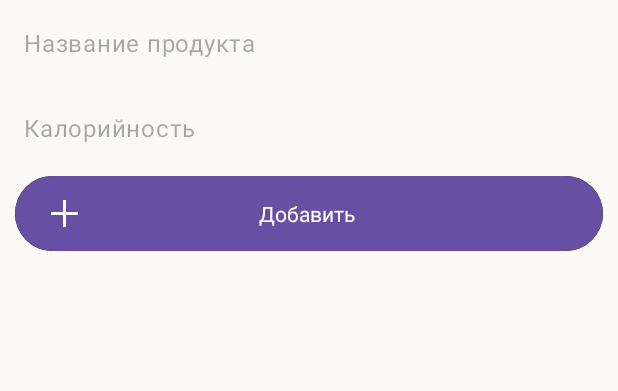
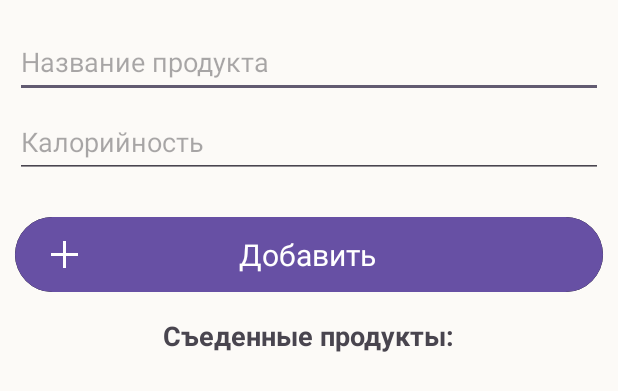
Before and after one commit to ITSDENISSKA/HeaL, an Android app: the layout fragment_food.xml on its own in the app's theme, with its tools: preview values and no code run, on a phone screen of 412 x 824 dp. Shown: the top 391 px of the screen. Run offline under Robolectric (Android 15) with nearby library versions, the phone set to English and light mode, and no system bars.

Commit message:
did design x2

```diff
--- a/app/src/main/res/layout/fragment_food.xml
+++ b/app/src/main/res/layout/fragment_food.xml
@@ -1,5 +1,6 @@
-<LinearLayout xmlns:android="http://schemas.android.com/apk/res/android"
+<androidx.constraintlayout.widget.ConstraintLayout xmlns:android="http://schemas.android.com/apk/res/android"
     xmlns:app="http://schemas.android.com/apk/res-auto"
+    xmlns:tools="http://schemas.android.com/tools"
     android:layout_width="match_parent"
     android:layout_height="match_parent"
     android:background="@color/background_light"
@@ -7,20 +8,37 @@
 
     <EditText
         android:id="@+id/editTextFoodName"
-        style="@style/Widget.Material3.AutoCompleteTextView.OutlinedBox"
-        android:layout_width="match_parent"
+        style="@android:style/Widget.AutoCompleteTextView"
+        android:layout_width="0dp"
         android:layout_height="wrap_content"
+        android:layout_marginStart="10dp"
+        android:layout_marginTop="17dp"
+        android:layout_marginEnd="10dp"
+        android:autofillHints=""
         android:hint="Название продукта"
-        android:inputType="text" />
+        android:inputType="text"
+        android:minHeight="48dp"
+        android:textSize="18sp"
+        app:layout_constraintEnd_toEndOf="parent"
+        app:layout_constraintHorizontal_bias="0.0"
+        app:layout_constraintStart_toStartOf="parent"
+        app:layout_constraintTop_toTopOf="parent" />
 
     <EditText
         android:id="@+id/editTextCalories"
-        style="@style/Widget.Material3.AutoCompleteTextView.OutlinedBox"
-        android:layout_width="match_parent"
+        style="@android:style/Widget.AutoCompleteTextView"
+        android:layout_width="0dp"
         android:layout_height="wrap_content"
+        android:layout_marginStart="10dp"
+        android:layout_marginTop="5dp"
+        android:layout_marginEnd="10dp"
         android:hint="Калорийность"
         android:inputType="number"
-        android:minHeight="48dp" />
+        android:minHeight="48dp"
+        app:layout_constraintEnd_toEndOf="parent"
+        app:layout_constraintHorizontal_bias="0.0"
+        app:layout_constraintStart_toStartOf="parent"
+        app:layout_constraintTop_toBottomOf="@+id/editTextFoodName" />
 
     <Button
         android:id="@+id/buttonAdd"
@@ -28,21 +46,51 @@
         android:layout_width="match_parent"
         android:layout_height="58dp"
         android:layout_gravity="center"
+        android:layout_marginTop="15dp"
         android:backgroundTintMode="screen"
         android:insetLeft="10dp"
         android:insetRight="10dp"
         android:text="Добавить"
         android:textAppearance="@style/TextAppearance.AppCompat.Body1"
+        android:textSize="20sp"
         app:icon="@drawable/free_icon_font_plus_3917757"
-        app:iconPadding="-20dp" />
+        app:iconPadding="-20dp"
+        app:layout_constraintBottom_toBottomOf="parent"
+        app:layout_constraintTop_toBottomOf="@+id/editTextCalories"
+        app:layout_constraintVertical_bias="0.011"
+        tools:ignore="MissingConstraints"
+        tools:layout_editor_absoluteX="-9dp" />
 
     <ListView
         android:id="@+id/listViewFood"
-        android:layout_width="match_parent"
+        android:layout_width="0dp"
         android:layout_height="0dp"
+        android:layout_marginStart="10dp"
+        android:layout_marginTop="50dp"
+        android:layout_marginEnd="10dp"
+        android:layout_marginBottom="20dp"
         android:layout_weight="1"
         android:divider="@null"
         android:dividerHeight="0dp"
-        android:listSelector="@android:color/transparent" />
+        android:listSelector="@android:color/transparent"
+        app:layout_constraintBottom_toBottomOf="parent"
+        app:layout_constraintEnd_toEndOf="parent"
+        app:layout_constraintHorizontal_bias="0.0"
+        app:layout_constraintStart_toStartOf="parent"
+        app:layout_constraintTop_toBottomOf="@+id/buttonAdd"
+        app:layout_constraintVertical_bias="1.0"
+        tools:ignore="MissingConstraints" />
 
-</LinearLayout>
+    <TextView
+        android:id="@+id/textView6"
+        android:layout_width="wrap_content"
+        android:layout_height="wrap_content"
+        android:text="Съеденные продукты:"
+        android:textSize="18sp"
+        android:textStyle="bold"
+        app:layout_constraintBottom_toTopOf="@+id/listViewFood"
+        app:layout_constraintEnd_toEndOf="parent"
+        app:layout_constraintStart_toStartOf="parent"
+        app:layout_constraintTop_toBottomOf="@+id/buttonAdd" />
+
+</androidx.constraintlayout.widget.ConstraintLayout>
```
Also changed, not shown: app/src/main/java/com/example/heal/AccountFragment.java (+13 -0 lines), app/src/main/java/com/example/heal/FoodItem.java (+19 -1 lines), app/src/main/java/com/example/heal/SertificateFragment.java (added, +36 -0 lines), app/src/main/res/layout/fragment_account.xml (+8 -8 lines), app/src/main/res/layout/fragment_main.xml (+33 -0 lines), app/src/main/res/layout/fragment_sertificate.xml (added, +50 -0 lines), app/src/main/res/layout/item_food.xml (+3 -8 lines), app/src/main/res/drawable/portrait.png (deleted).
